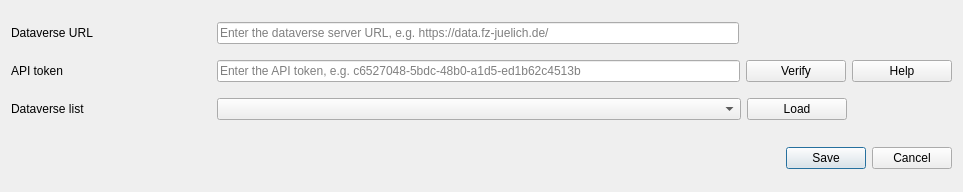
First picture: the form in pasta_eln/GUI/dataverse/config_dialog_base.ui, repository PASTA-ELN/pasta-eln, before the edit.
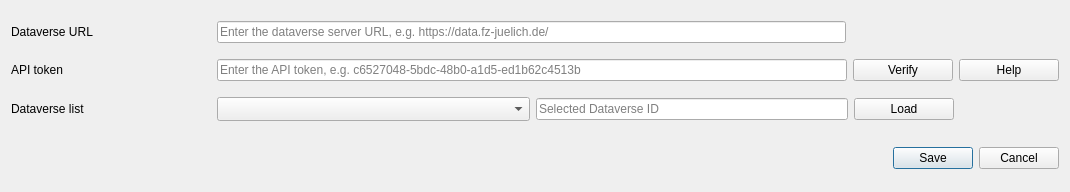
Second picture: the form after the edit.

Commit message: - Extended config_dialog.py and added the functionality to load the data from the db and also save the config in db. - Code refactoring.

```diff
--- a/pasta_eln/GUI/dataverse/config_dialog_base.ui
+++ b/pasta_eln/GUI/dataverse/config_dialog_base.ui
@@ -6,7 +6,7 @@
    <rect>
     <x>0</x>
     <y>0</y>
-    <width>963</width>
+    <width>1070</width>
     <height>192</height>
    </rect>
   </property>
@@ -183,10 +183,23 @@
            <verstretch>0</verstretch>
           </sizepolicy>
          </property>
+         <property name="sizeAdjustPolicy">
+          <enum>QComboBox::AdjustToMinimumContentsLengthWithIcon</enum>
+         </property>
         </widget>
        </item>
        <item>
-        <widget class="QPushButton" name="dataverseListPushButton">
+        <widget class="QLineEdit" name="dataverseLineEdit">
+         <property name="toolTip">
+          <string>Displays the selected dataverse ID from the list</string>
+         </property>
+         <property name="placeholderText">
+          <string>Selected Dataverse ID</string>
+         </property>
+        </widget>
+       </item>
+       <item>
+        <widget class="QPushButton" name="dataverseLoadPushButton">
          <property name="minimumSize">
           <size>
            <width>100</width>
```
Left out of the diff: 2 changed lines with no effect on the pictures. The commit also changes 4 other files.
